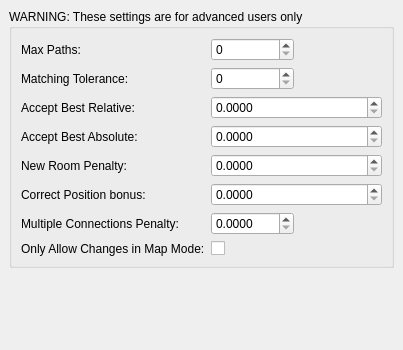
nschimme/MMapper, file src/preferences/pathmachinepage.ui: the form before one commit.
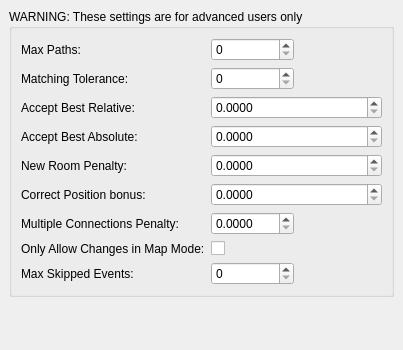
The form after the commit.

Commit message: Resolve TODOs for PathMachine NamedConfig and add maxSkipped UI

```diff
--- a/src/preferences/pathmachinepage.ui
+++ b/src/preferences/pathmachinepage.ui
@@ -185,6 +185,20 @@
       <item row="7" column="1">
        <widget class="QCheckBox" name="onlyAllowChangesInMapModeCheckBox"/>
       </item>
+      <item row="8" column="0">
+       <widget class="QLabel" name="maxSkippedLabel">
+        <property name="text">
+         <string>Max Skipped Events:</string>
+        </property>
+       </widget>
+      </item>
+      <item row="8" column="1">
+       <widget class="QSpinBox" name="maxSkippedSpinBox">
+        <property name="maximum">
+         <number>100</number>
+        </property>
+       </widget>
+      </item>
      </layout>
     </widget>
    </item>
```
Left out of the diff: 1 changed line with no effect on the pictures. The commit also changes 4 other files.
